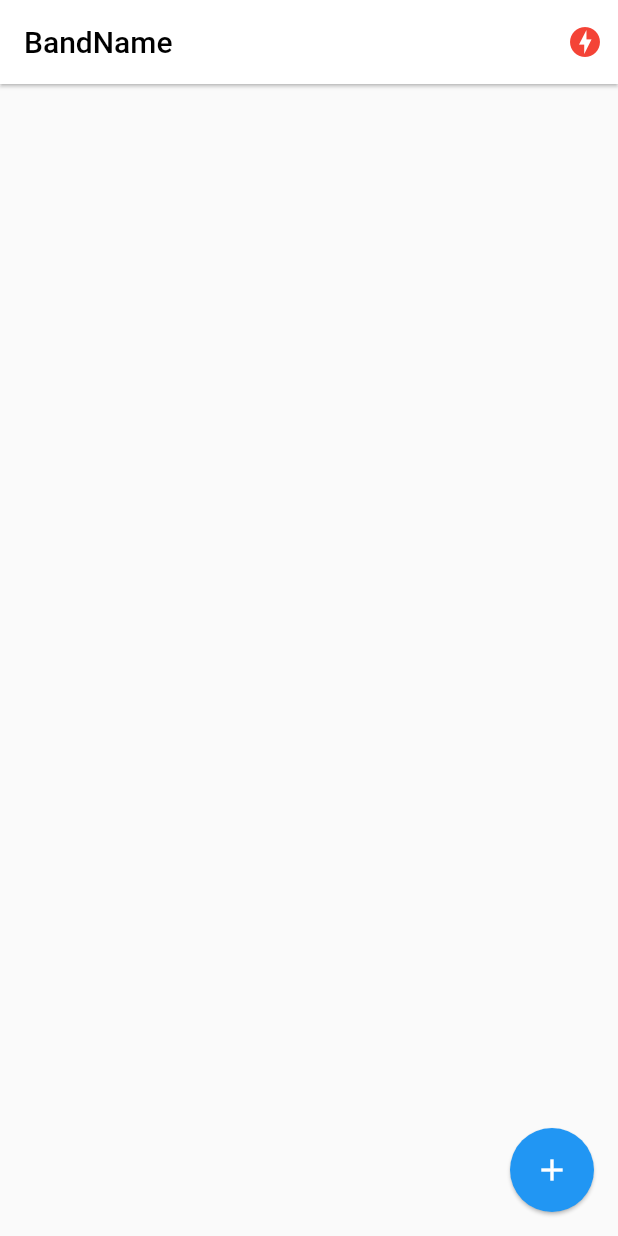
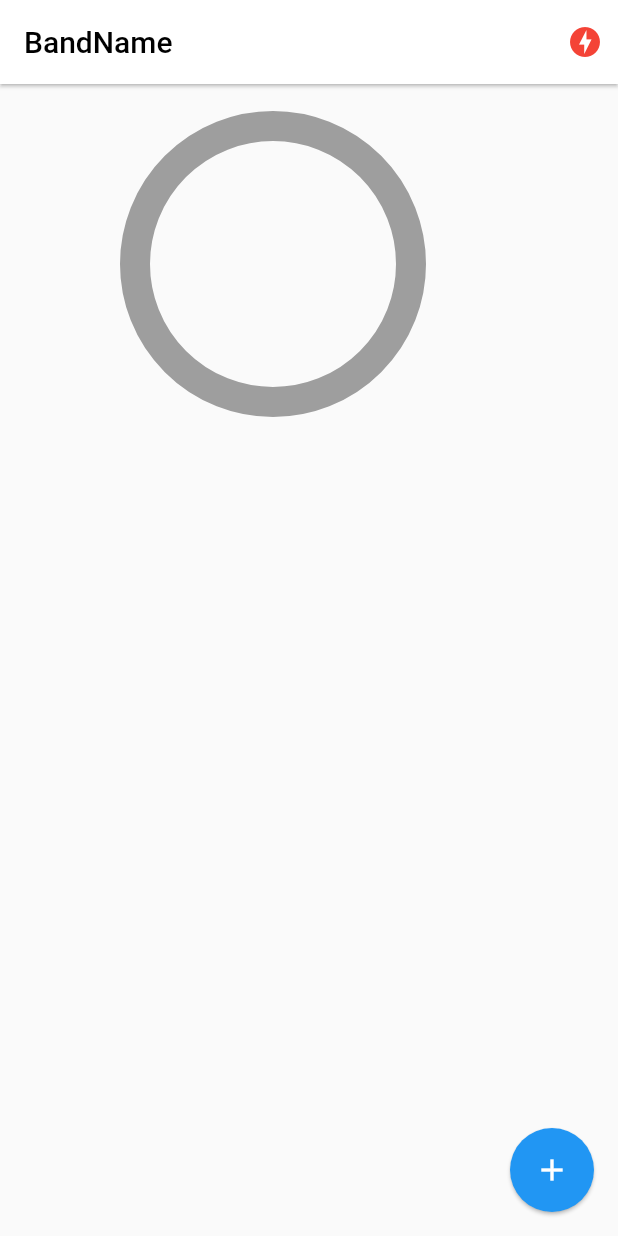
Before and after one commit to rmoralesd/flutter_band_names, a Flutter app: the screen it shows after launch, on a phone screen of 412 x 824 dp. Run offline on Flutter 3.47's test engine with Material 2 defaults, Android fonts, the phone set to English and light mode, and no system bars; drawn by our look-alikes of pie_chart; our stand-ins replace socket_io_client; network calls fail.

Commit message:
Adding pie chart

```diff
--- a/lib/pages/home.dart
+++ b/lib/pages/home.dart
@@ -5,6 +5,7 @@ import 'package:flutter/material.dart';
 import 'package:flutter_band_names/models/band.dart';
 import 'package:flutter_band_names/services/socket_service.dart';
 import 'package:provider/provider.dart';
+import 'package:pie_chart/pie_chart.dart';
 
 class HomePage extends StatefulWidget {
   @override
@@ -24,13 +25,15 @@ class _HomePageState extends State<HomePage> {
   @override
   void initState() {
     final socketService = Provider.of<SocketService>(context, listen: false);
-    socketService.socket.on('active-bands', (payload) {
-      bands = (payload as List)
-          .map((e) => Band.fromMap(e as Map<String, dynamic>))
-          .toList();
-      setState(() {});
-    });
+    socketService.socket.on('active-bands', _handleActiveBands);
     super.initState();
+  }
+
+  void _handleActiveBands(dynamic payload) {
+    bands = (payload as List)
+        .map((e) => Band.fromMap(e as Map<String, dynamic>))
+        .toList();
+    setState(() {});
   }
 
   @override
@@ -66,9 +69,16 @@ class _HomePageState extends State<HomePage> {
           ),
         ],
       ),
-      body: ListView.builder(
-        itemCount: bands.length,
-        itemBuilder: (context, index) => _bandTile(bands[index]),
+      body: Column(
+        children: [
+          _showGraph(),
+          Expanded(
+            child: ListView.builder(
+              itemCount: bands.length,
+              itemBuilder: (context, index) => _bandTile(bands[index]),
+            ),
+          )
+        ],
       ),
       floatingActionButton: FloatingActionButton(
         onPressed: addNewBand,
@@ -173,4 +183,21 @@ class _HomePageState extends State<HomePage> {
 
     Navigator.pop(context);
   }
+
+  Widget _showGraph() {
+    final Map<String, double> miData = Map();
+    bands.forEach((element) {
+      miData.putIfAbsent(element.name, () => element.votes.toDouble());
+    });
+
+    return Container(
+      margin: const EdgeInsets.only(top: 20),
+      width: double.infinity,
+      height: 200,
+      child: PieChart(
+        dataMap: miData,
+        chartType: ChartType.ring,
+      ),
+    );
+  }
 }
--- a/pubspec.yaml
+++ b/pubspec.yaml
@@ -27,8 +27,9 @@ dependencies:
   # The following adds the Cupertino Icons font to your application.
   # Use with the CupertinoIcons class for iOS style icons.
   cupertino_icons: ^1.0.2
+  provider: ^5.0.0
   socket_io_client: ^0.9.10
-  provider: ^5.0.0
+  pie_chart: ^5.0.0
 
 dev_dependencies:
   flutter_test:
```
Also changed, not shown: pubspec.lock.
